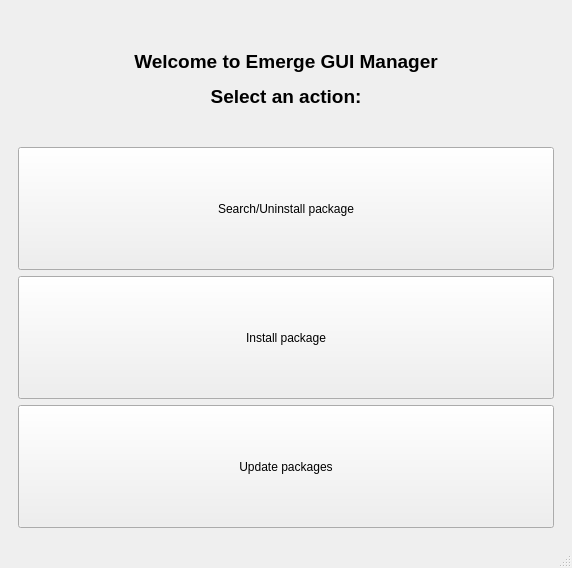
Old version of the form mainwindow.ui in the repository mikroffarad/QtEmerge.
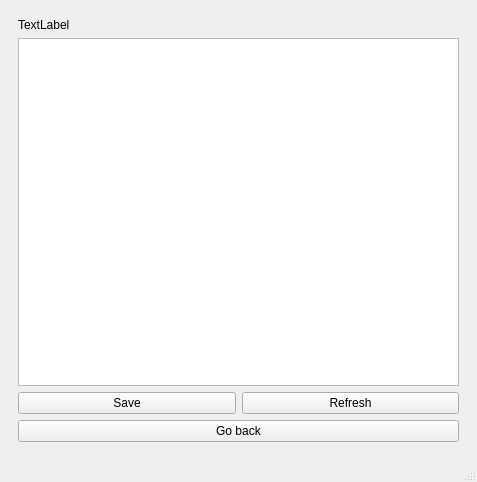
New version of the form. The open tabs and pages were chosen to show the change.

Commit message: feat: edit portage config files

```diff
--- a/mainwindow.ui
+++ b/mainwindow.ui
@@ -6,8 +6,8 @@
    <rect>
     <x>0</x>
     <y>0</y>
-    <width>572</width>
-    <height>568</height>
+    <width>477</width>
+    <height>482</height>
    </rect>
   </property>
   <property name="windowTitle">
@@ -274,6 +274,45 @@
         </item>
        </layout>
       </widget>
+      <widget class="QWidget" name="page_editConfig">
+       <layout class="QGridLayout" name="gridLayout_5">
+        <item row="0" column="0">
+         <widget class="QLabel" name="l_file">
+          <property name="text">
+           <string>TextLabel</string>
+          </property>
+         </widget>
+        </item>
+        <item row="1" column="0">
+         <widget class="QPlainTextEdit" name="pte_makeConf"/>
+        </item>
+        <item row="2" column="0">
+         <layout class="QHBoxLayout" name="horizontalLayout_5">
+          <item>
+           <widget class="QPushButton" name="b_saveFile">
+            <property name="text">
+             <string>Save</string>
+            </property>
+           </widget>
+          </item>
+          <item>
+           <widget class="QPushButton" name="b_refreshFile">
+            <property name="text">
+             <string>Refresh</string>
+            </property>
+           </widget>
+          </item>
+         </layout>
+        </item>
+        <item row="3" column="0">
+         <widget class="QPushButton" name="b_back3">
+          <property name="text">
+           <string>Go back</string>
+          </property>
+         </widget>
+        </item>
+       </layout>
+      </widget>
      </widget>
     </item>
    </layout>
```
Left out of the diff: 17 changed lines with no effect on the pictures. The commit also changes 2 other files.
